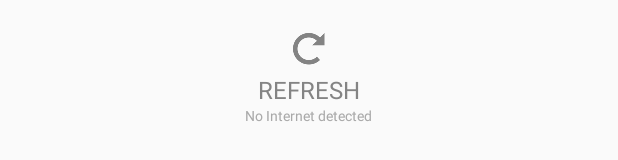
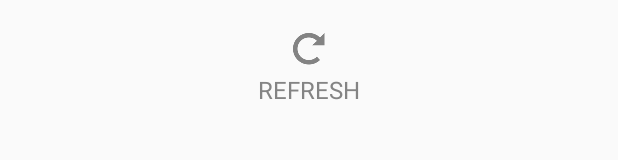
Before and after one commit to Blackgladiator/StepByStepFinal, an Android app: the layout fragment_bottom_no_internet.xml on its own in the app's theme, with its tools: preview values and no code run, on a phone screen of 412 x 824 dp. Shown: the part 543-703 px from the top of the screen. Run offline under Robolectric (Android 15) with nearby library versions, the phone set to English and light mode, and no system bars.

Commit message:
Changed FragmentBottomNoInternet Permissions

```diff
--- a/app/src/main/java/dienichtskoenner/stepbystep/FragmentBottom.java
+++ b/app/src/main/java/dienichtskoenner/stepbystep/FragmentBottom.java
@@ -37,6 +37,8 @@ public class FragmentBottom extends Fragment implements OnMapReadyCallback {
     private static final int REQUEST_LOCATION=1;
     private static final float ZOOM_LOCATION=15;
     private static final int TILT_LOCATION=0;
+
+    public static boolean noGPS;
 
     private SupportMapFragment mapFragment;
     private GoogleMap mMap;
@@ -171,6 +173,10 @@ public class FragmentBottom extends Fragment implements OnMapReadyCallback {
                     .setNegativeButton(R.string.disable, new DialogInterface.OnClickListener() {
                         public void onClick(final DialogInterface dialog, final int id) {
 
+                            noGPS=true;
+                            getFragmentManager().beginTransaction().remove(FragmentBottom.this).commit();
+                            getFragmentManager().beginTransaction().replace(R.id.layoutBottomNoInternet, new FragmentBottomNoInternet()).commit();
+
                             dialog.cancel();
                         }
                     });
--- a/app/src/main/res/layout/fragment_bottom_no_internet.xml
+++ b/app/src/main/res/layout/fragment_bottom_no_internet.xml
@@ -35,12 +35,12 @@
             android:text="@string/refresh" />
 
         <TextView
-            android:id="@+id/activiteInternetText"
+            android:id="@+id/activiteInternetGPSText"
             android:layout_width="wrap_content"
             android:layout_height="wrap_content"
             android:textSize="9sp"
             android:textColor="#a9a9a9"
-            android:text="@string/activate_internet" />
+            android:text="@string/activate_internet_gps" />
 
     </LinearLayout>
 
--- a/app/src/main/res/values/strings.xml
+++ b/app/src/main/res/values/strings.xml
@@ -10,7 +10,7 @@
     <string name="caloriesValue">0 kcal</string>
 
     <!-- TODO: Remove or change this placeholder text -->
-    <string name="activate_internet">No Internet detected</string>
+    <string name="activate_internet_gps"></string>
     <string name="refresh">REFRESH</string>
     <string name="activate_gps">GPS singal not found. Please check your device settings</string>
     <string name="okay">OK</string>
```
Also changed, not shown: app/src/main/java/dienichtskoenner/stepbystep/FragmentBottomNoInternet.java (+12 -0 lines).
